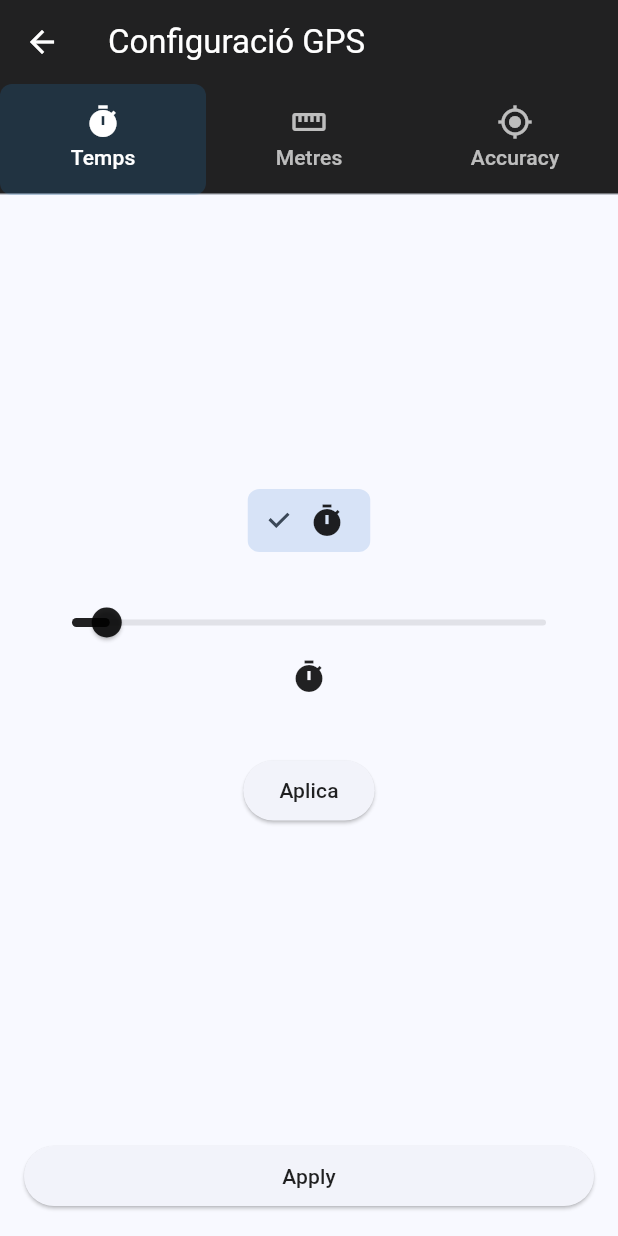
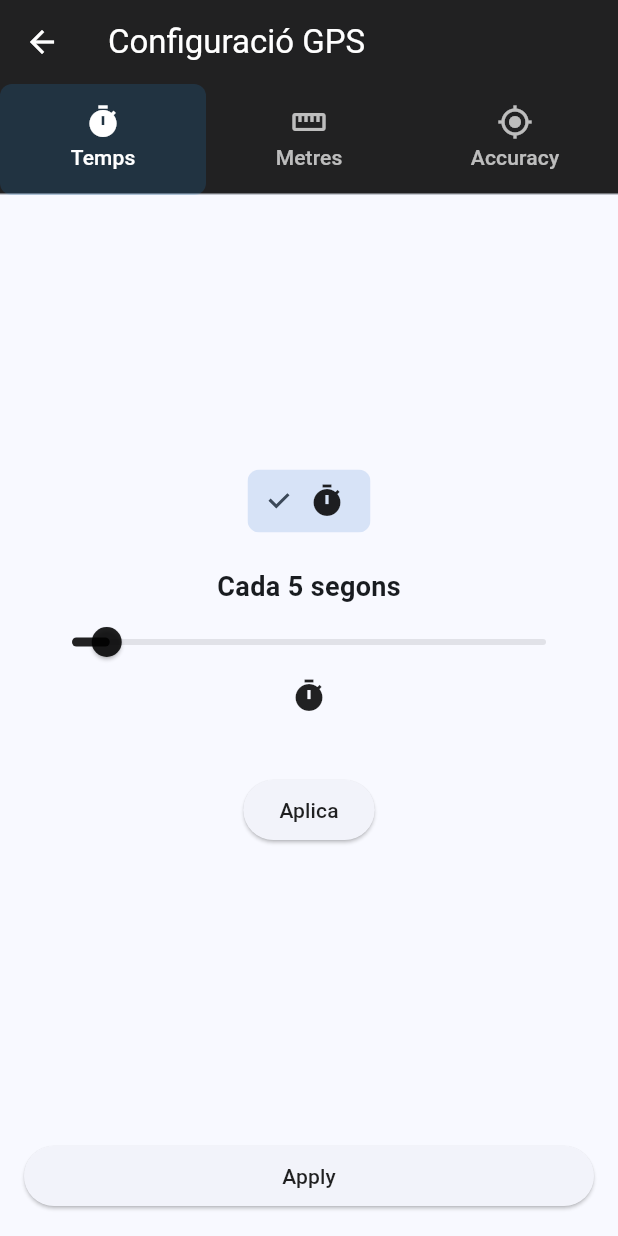
Before and after one commit to antuanjoseff/gpxly, a Flutter app: the GpsSettingsScreen screen opened directly, on a phone screen of 412 x 824 dp. Run offline on Flutter 3.47's test engine with Material 3 defaults, Android fonts, the light colour scheme and no system bars; our stand-ins replace flutter_riverpod, geolocator, pedometer, permission_handler, share_plus, shared_preferences; missing offline and left inert: android_intent_plus, maplibre_gl; accounts and stored records are empty.

Commit message:
Issue with smart centering solved. Showing  values to all three sliders

```diff
--- a/lib/screens/gps_settings_screen.dart
+++ b/lib/screens/gps_settings_screen.dart
@@ -148,6 +148,15 @@ class _GpsSettingsScreenState extends ConsumerState<GpsSettingsScreen>
                           },
                         ),
                         const SizedBox(height: 20),
+                        Column(
+                          children: [
+                            Text(
+                              "Cada $_seconds segons",
+                              style: const TextStyle(
+                                fontSize: 18,
+                                fontWeight: FontWeight.bold,
+                              ),
+                            ),
                             Slider(
                               value: _seconds.toDouble(),
                               min: 1,
@@ -165,6 +174,9 @@ class _GpsSettingsScreenState extends ConsumerState<GpsSettingsScreen>
                                 _markPending();
                               },
                             ),
+                          ],
+                        ),
+
                         const Icon(Icons.timer),
 
                         const SizedBox(height: 40),
@@ -199,6 +211,15 @@ class _GpsSettingsScreenState extends ConsumerState<GpsSettingsScreen>
                           },
                         ),
                         const SizedBox(height: 20),
+                        Column(
+                          children: [
+                            Text(
+                              "Cada ${_meters.toInt()} metres",
+                              style: const TextStyle(
+                                fontSize: 18,
+                                fontWeight: FontWeight.bold,
+                              ),
+                            ),
                             Slider(
                               value: _meters,
                               min: 1,
@@ -216,6 +237,9 @@ class _GpsSettingsScreenState extends ConsumerState<GpsSettingsScreen>
                                 _markPending();
                               },
                             ),
+                          ],
+                        ),
+
                         const Icon(Icons.straighten),
 
                         const SizedBox(height: 40),
@@ -238,7 +262,13 @@ class _GpsSettingsScreenState extends ConsumerState<GpsSettingsScreen>
                     Column(
                       mainAxisAlignment: MainAxisAlignment.center,
                       children: [
-                        Text("Accuracy màxima (${_accuracy.toInt()} m)"),
+                        Text(
+                          "Accuracy màxima: ${_accuracy.toInt()} m",
+                          style: const TextStyle(
+                            fontSize: 18,
+                            fontWeight: FontWeight.bold,
+                          ),
+                        ),
                         Slider(
                           value: _accuracy,
                           min: 5,
@@ -255,6 +285,7 @@ class _GpsSettingsScreenState extends ConsumerState<GpsSettingsScreen>
                             _markPending();
                           },
                         ),
+
                         const Icon(Icons.gps_fixed),
 
                         const SizedBox(height: 40),
```
Also changed, not shown: lib/screens/map_screen.dart (+83 -17 lines), lib/utils/map_animation.dart (+20 -5 lines). Lines whose indentation alone changed are shown as unchanged.
